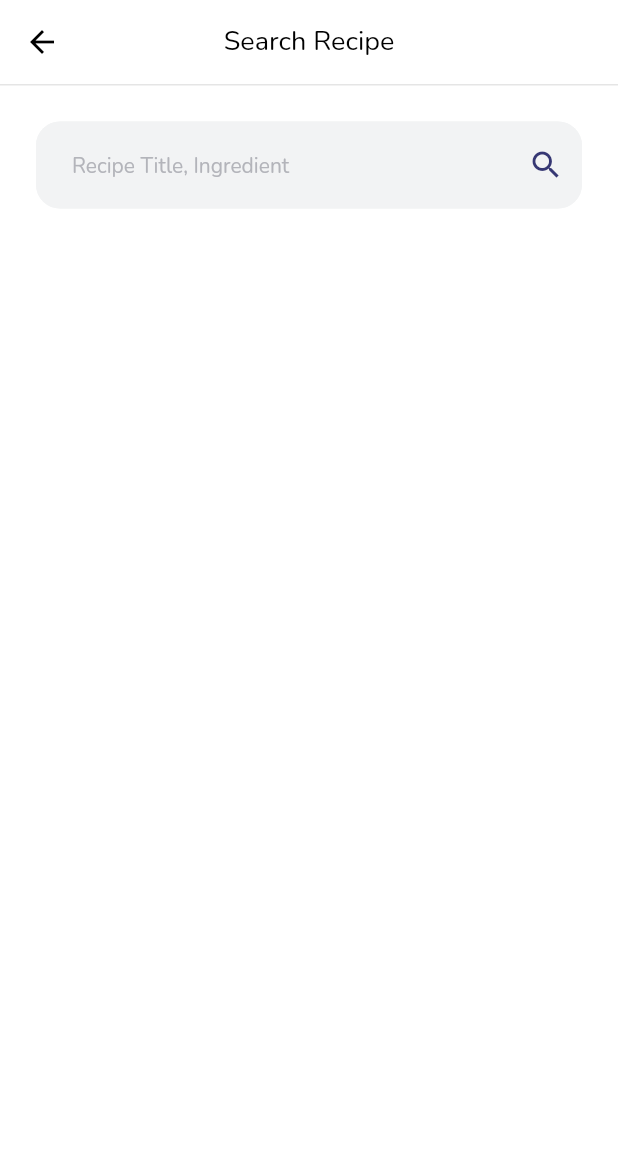
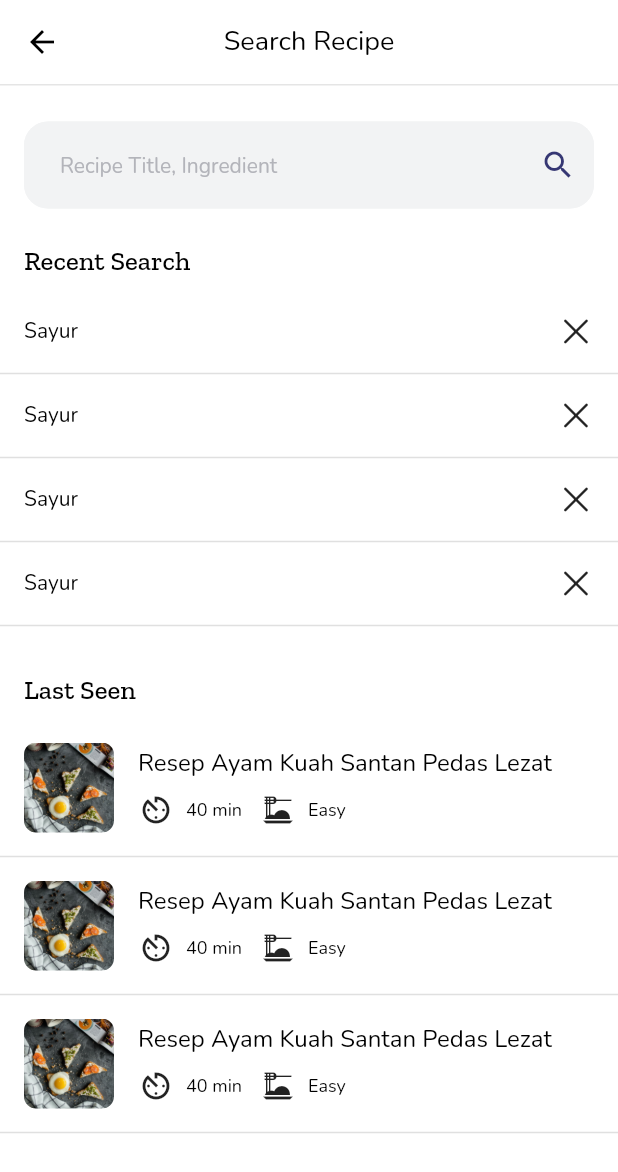
Before and after one commit to naufal-fawwaz/mallika, a Flutter app: the SearchRecipePage screen opened directly, on a phone screen of 412 x 824 dp. Shown: the top 1172 px of the screen. Run offline on Flutter 3.47's test engine with Material 2 defaults, Android fonts, the phone set to English and light mode, and no system bars; our stand-ins replace carousel_slider, equatable, firebase_auth, firebase_core, flutter_bloc, go_router and 3 more; missing offline and left inert: dart:ffi; accounts and stored records are empty.

Commit message:
Add search page

```diff
--- /dev/null
+++ b/lib/cubit/grocery/checklist_cubit.dart
@@ -0,0 +1,15 @@
+import 'package:flutter_bloc/flutter_bloc.dart';
+
+class ChecklistCubit extends Cubit<Map<String, bool>> {
+  ChecklistCubit()
+      : super({
+          'Jeruk 2 kilo': false,
+          'Super 2 batang': false,
+        });
+
+  void onCheckListUpdated(String key, bool isChecked) {
+    Map<String, bool> newState = state;
+    newState[key] = isChecked;
+    emit(newState);
+  }
+}
--- a/lib/presenter/main_application.dart
+++ b/lib/presenter/main_application.dart
@@ -1,6 +1,7 @@
 import 'package:flutter/material.dart';
 import 'package:flutter_bloc/flutter_bloc.dart';
 import 'package:malika/cubit/cubit.dart';
+import 'package:malika/cubit/grocery/checklist_cubit.dart';
 import 'package:malika/routes/main_routes.dart';
 import 'package:malika/themes.dart';
 
@@ -17,6 +18,7 @@ class MainApp extends StatelessWidget {
           cubit.getLoggedInUser();
           return cubit;
         }),
+        BlocProvider(create: ((context) => ChecklistCubit()))
       ],
       child: MaterialApp.router(
         title: 'Mallika',
--- a/lib/presenter/pages/login_page.dart
+++ b/lib/presenter/pages/login_page.dart
@@ -86,8 +86,7 @@ class LoginPage extends StatelessWidget {
         child: CustomButton(
           type: ButtonType.solid,
           onButtonClicked: () {
-            Navigator.of(context)
-                .pushNamedAndRemoveUntil('/onboarding', (route) => false);
+            context.go('/onboarding');
           },
           title: 'Sign In',
         ),
--- a/lib/presenter/pages/main_page.dart
+++ b/lib/presenter/pages/main_page.dart
@@ -1,6 +1,7 @@
 import 'package:flutter/material.dart';
 import 'package:flutter_bloc/flutter_bloc.dart';
 import 'package:malika/cubit/cubit.dart';
+import 'package:malika/presenter/pages/grocery_page.dart';
 import 'package:malika/presenter/pages/home_page.dart';
 import 'package:malika/presenter/pages/search_page.dart';
 import 'package:malika/themes.dart';
@@ -100,6 +101,8 @@ class _MainPageState extends State<MainPage> {
         return const HomePage();
       case 1:
         return const SearchRecipePage();
+      case 3:
+        return const GroceryPage();
       default:
         return const HomePage();
     }
--- a/lib/presenter/pages/search_page.dart
+++ b/lib/presenter/pages/search_page.dart
@@ -1,6 +1,9 @@
+import 'dart:developer';
+
 import 'package:flutter/material.dart';
 import 'package:flutter/services.dart';
-import 'package:malika/presenter/widgets/custom_text_field.dart';
+import 'package:malika/presenter/widgets/last_seen_item.dart';
+import 'package:malika/presenter/widgets/recent_search_item.dart';
 import 'package:malika/themes.dart';
 
 class SearchRecipePage extends StatelessWidget {
@@ -8,13 +11,108 @@ class SearchRecipePage extends StatelessWidget {
 
   @override
   Widget build(BuildContext context) {
-    final TextEditingController _searchController = TextEditingController();
+    List list = [1, 2, 3, 4];
+    final TextEditingController searchController = TextEditingController();
+
     SystemChrome.setSystemUIOverlayStyle(
       const SystemUiOverlayStyle(
         statusBarColor: Colors.white,
         statusBarIconBrightness: Brightness.dark,
       ),
     );
+
+    Widget searchBar() {
+      return Container(
+        margin: EdgeInsets.only(top: defaultMargin),
+        padding: EdgeInsets.symmetric(horizontal: defaultPadding),
+        child: TextField(
+          controller: searchController,
+          decoration: InputDecoration(
+            border: OutlineInputBorder(
+              borderRadius: BorderRadius.circular(16),
+            ),
+            fillColor: backgroundColor,
+            filled: true,
+            enabledBorder: OutlineInputBorder(
+              borderRadius: BorderRadius.circular(16),
+              borderSide: BorderSide(color: backgroundColor),
+            ),
+            hintText: 'Recipe Title, Ingredient',
+            hintStyle: hintTextStyle.copyWith(
+              fontSize: 14,
+            ),
+            suffixIcon: const Icon(
+              Icons.search,
+              size: 24,
+            ),
+            suffixIconColor: greyColor,
+            contentPadding: EdgeInsets.only(
+              left: defaultMargin,
+              right: defaultMargin,
+              top: 36,
+              bottom: 0,
+            ),
+          ),
+          style: subtitleTextStyle,
+        ),
+      );
+    }
+
+    Widget recentSearchSectionTitle() {
+      return Container(
+        width: double.infinity,
+        margin: EdgeInsets.only(top: defaultMargin),
+        padding: EdgeInsets.symmetric(horizontal: defaultPadding),
+        child: Text(
+          'Recent Search',
+          style: titleTextStyle.copyWith(fontSize: 18),
+        ),
+      );
+    }
+
+    Widget recentSearchSection() {
+      return Container(
+        margin: EdgeInsets.only(top: defaultPadding),
+        child: Column(
+          children: list
+              .map(
+                (e) => RecentSearchItem(
+                  onCardClicked: (value) {
+                    list.remove(value);
+                    log('List not $list');
+                  },
+                  value: e,
+                ),
+              )
+              .toList(),
+        ),
+      );
+    }
+
+    Widget lastSeenTitle() {
+      return Container(
+        width: double.infinity,
+        margin: EdgeInsets.only(top: defaultMargin),
+        padding: EdgeInsets.symmetric(horizontal: defaultPadding),
+        child: Text(
+          'Last Seen',
+          style: titleTextStyle.copyWith(fontSize: 18),
+        ),
+      );
+    }
+
+    Widget lastSeenSection() {
+      return Container(
+        margin: EdgeInsets.only(top: defaultPadding),
+        child: Column(
+          children: const [
+            LastSeenItem(),
+            LastSeenItem(),
+            LastSeenItem(),
+          ],
+        ),
+      );
+    }
 
     return Scaffold(
       backgroundColor: Colors.white,
@@ -42,38 +140,13 @@ class SearchRecipePage extends StatelessWidget {
       body: SingleChildScrollView(
         child: Column(
           children: [
-            Container(
-              margin: EdgeInsets.all(defaultMargin),
-              child: TextField(
-                controller: _searchController,
-                decoration: InputDecoration(
-                  border: OutlineInputBorder(
-                    borderRadius: BorderRadius.circular(16),
-                  ),
-                  fillColor: backgroundColor,
-                  filled: true,
-                  enabledBorder: OutlineInputBorder(
-                    borderRadius: BorderRadius.circular(16),
-                    borderSide: BorderSide(color: backgroundColor),
-                  ),
-                  hintText: 'Recipe Title, Ingredient',
-                  hintStyle: hintTextStyle.copyWith(
-                    fontSize: 14,
-                  ),
-                  suffixIcon: const Icon(
-                    Icons.search,
-                    size: 24,
-                  ),
-                  suffixIconColor: greyColor,
-                  contentPadding: EdgeInsets.only(
-                    left: defaultMargin,
-                    right: defaultMargin,
-                    top: 36,
-                    bottom: 0,
-                  ),
-                ),
-                style: subtitleTextStyle,
-              ),
+            searchBar(),
+            recentSearchSectionTitle(),
+            recentSearchSection(),
+            lastSeenTitle(),
+            lastSeenSection(),
+            SizedBox(
+              height: defaultMargin * 2,
             )
           ],
         ),
--- /dev/null
+++ b/lib/presenter/widgets/last_seen_item.dart
@@ -0,0 +1,77 @@
+import 'package:flutter/cupertino.dart';
+import 'package:flutter/material.dart';
+import 'package:malika/themes.dart';
+
+class LastSeenItem extends StatelessWidget {
+  const LastSeenItem({super.key});
+
+  @override
+  Widget build(BuildContext context) {
+    return Column(
+      children: [
+        Padding(
+          padding: EdgeInsets.symmetric(
+            horizontal: defaultPadding,
+            vertical: defaultPadding / 2,
+          ),
+          child: Row(
+            children: [
+              ClipRRect(
+                borderRadius: BorderRadius.circular(8),
+                child: const Image(
+                  image: AssetImage('images/img_onboarding_1.png'),
+                  height: 60,
+                  width: 60,
+                  fit: BoxFit.cover,
+                ),
+              ),
+              SizedBox(
+                width: defaultPadding,
+              ),
+              Expanded(
+                child: Column(
+                  crossAxisAlignment: CrossAxisAlignment.start,
+                  children: [
+                    Text(
+                      'Resep Ayam Kuah Santan Pedas Lezat',
+                      style: subtitleTextStyle,
+                    ),
+                    const SizedBox(
+                      height: 8,
+                    ),
+                    Row(
+                      children: [
+                        const Icon(Icons.av_timer),
+                        const SizedBox(
+                          width: 8,
+                        ),
+                        Text(
+                          '40 min',
+                          style: regularTextStyle,
+                        ),
+                        const SizedBox(
+                          width: 12,
+                        ),
+                        const Icon(Icons.dinner_dining),
+                        const SizedBox(
+                          width: 8,
+                        ),
+                        Text(
+                          'Easy',
+                          style: regularTextStyle,
+                        )
+                      ],
+                    )
+                  ],
+                ),
+              )
+            ],
+          ),
+        ),
+        const Divider(
+          thickness: 1,
+        ),
+      ],
+    );
+  }
+}
--- /dev/null
+++ b/lib/presenter/widgets/recent_search_item.dart
@@ -0,0 +1,58 @@
+import 'dart:ffi';
+
+import 'package:flutter/cupertino.dart';
+import 'package:flutter/material.dart';
+import 'package:malika/themes.dart';
+
+class RecentSearchItem extends StatelessWidget {
+  final double paddingTop;
+  final double paddingBottom;
+  final double paddingVertical;
+  final Function(int) onCardClicked;
+  final int value;
+
+  const RecentSearchItem({
+    super.key,
+    this.paddingTop = 8,
+    this.paddingBottom = 8,
+    this.paddingVertical = 16,
+    required this.onCardClicked,
+    required this.value,
+  });
+
+  @override
+  Widget build(BuildContext context) {
+    return GestureDetector(
+      onTap: () => onCardClicked(value),
+      child: Column(
+        children: [
+          Container(
+            width: double.infinity,
+            padding: EdgeInsets.only(
+              top: paddingTop,
+              bottom: paddingBottom,
+              right: paddingVertical,
+              left: paddingVertical,
+            ),
+            child: Row(
+              children: [
+                Expanded(
+                  child: Text(
+                    'Sayur',
+                    style: subtitleTextStyle.copyWith(fontSize: 14),
+                  ),
+                ),
+                const Icon(
+                  CupertinoIcons.clear,
+                ),
+              ],
+            ),
+          ),
+          const Divider(
+            thickness: 1,
+          ),
+        ],
+      ),
+    );
+  }
+}
--- a/lib/routes/main_routes.dart
+++ b/lib/routes/main_routes.dart
@@ -1,5 +1,4 @@
 import 'package:firebase_auth/firebase_auth.dart';
-import 'package:firebase_core/firebase_core.dart';
 import 'package:go_router/go_router.dart';
 import 'package:malika/presenter/pages/login_page.dart';
 import 'package:malika/presenter/pages/main_page.dart';
```
Also changed, not shown: lib/presenter/pages/grocery_page.dart (added, +143 -0 lines), lib/presenter/widgets/grocery_checklist_item.dart (added, +53 -0 lines).
